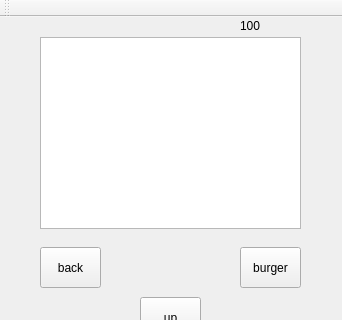
Above: COMP3004Project/mainwindow.ui from IanBechard/3004final before the change; both pictures show x 0 to 342 and y 0 to 320 of the 342 by 543 pixel window. Below: the same form after it.
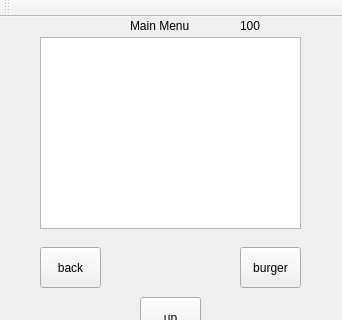
That is the form after the change.

Commit message: Added Menu Label at the top of screen, indicating where in the menu you are

Patch:
```diff
--- a/COMP3004Project/mainwindow.ui
+++ b/COMP3004Project/mainwindow.ui
@@ -165,6 +165,19 @@
      <string>100</string>
     </property>
    </widget>
+   <widget class="QLabel" name="menuLabel">
+    <property name="geometry">
+     <rect>
+      <x>130</x>
+      <y>0</y>
+      <width>81</width>
+      <height>17</height>
+     </rect>
+    </property>
+    <property name="text">
+     <string>Main Menu</string>
+    </property>
+   </widget>
   </widget>
   <widget class="QMenuBar" name="menuBar">
    <property name="geometry">
```
The commit also changes 1 other file.
